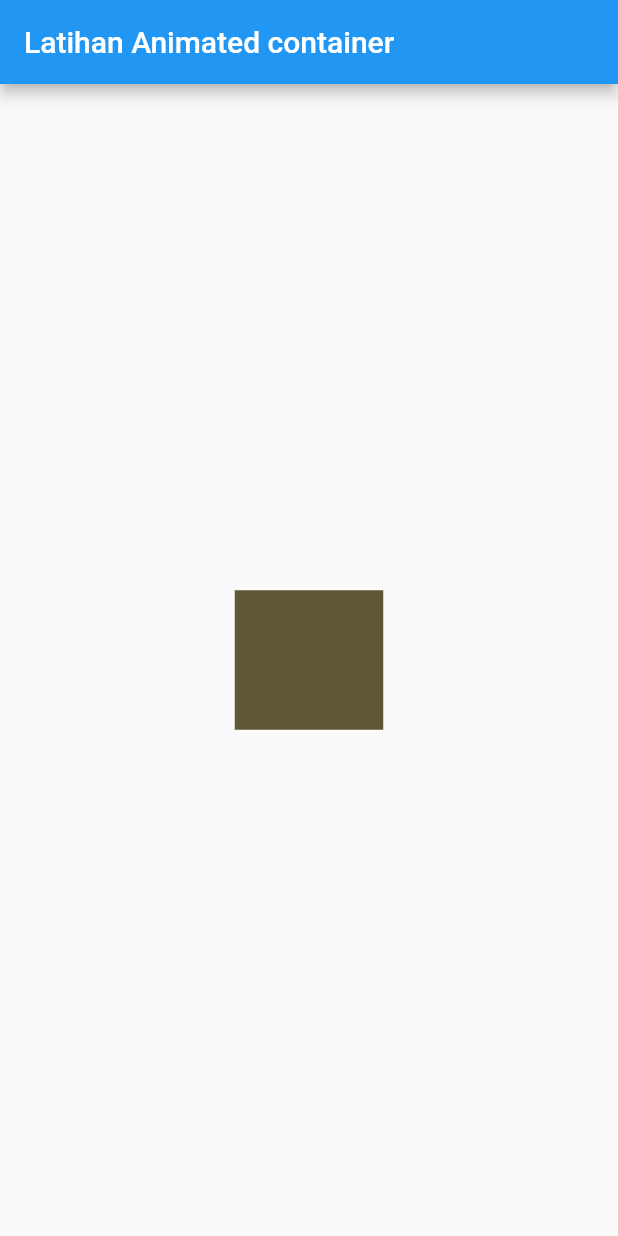
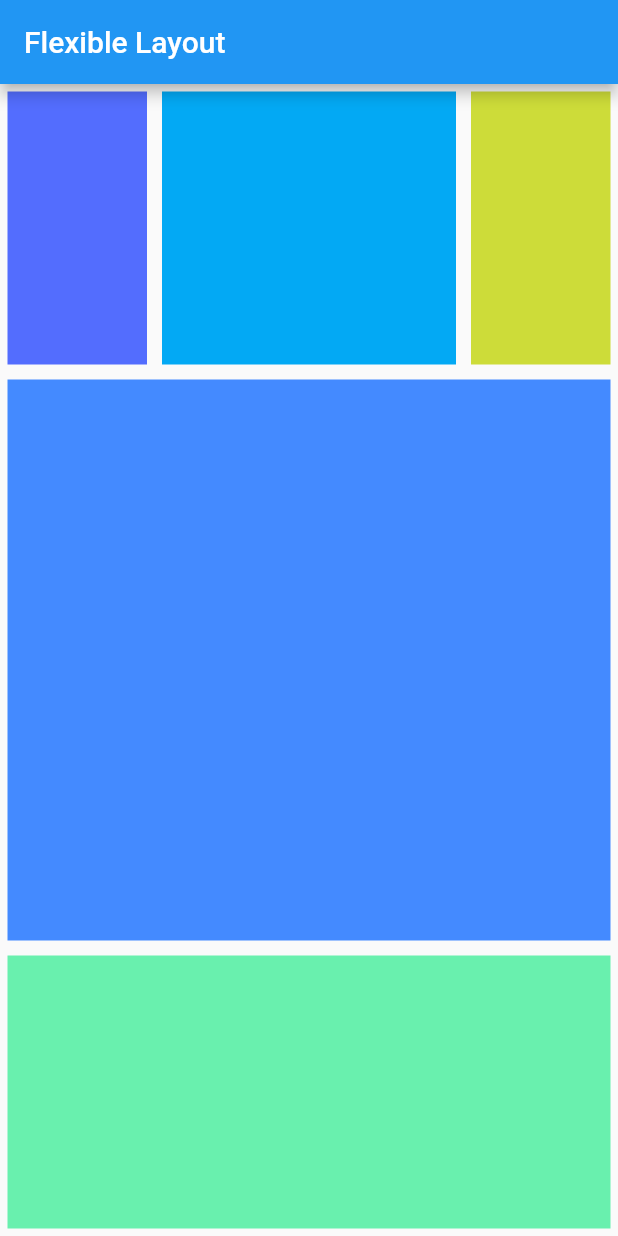
Before and after one commit to nrfitriani/flutter_fundamental, a Flutter app: the screen it shows after launch, on a phone screen of 412 x 824 dp. Run offline on Flutter 3.47's test engine with Material 2 defaults, Android fonts, the phone set to English and light mode, and no system bars.

Commit message:
Flexible Layout

```diff
--- a/lib/main.dart
+++ b/lib/main.dart
@@ -1,4 +1,4 @@
-import 'dart:math';
+
 
 import 'package:flutter/material.dart';
 
@@ -237,7 +237,7 @@ class _MyAppState extends State<MyApp> {
 */
 
 //animated container
-void main() => runApp(MyApp());
+/*void main() => runApp(MyApp());
 
 class MyApp extends StatefulWidget {
   @override
@@ -273,3 +273,65 @@ class _MyAppState extends State<MyApp> {
     );
   }
 }
+
+*/
+
+//Flexible Layout
+void main() => runApp(MyApp());
+
+class MyApp extends StatelessWidget {
+  @override
+  Widget build(BuildContext context) {
+    return MaterialApp(
+      home: Scaffold(
+        appBar: AppBar(title: Text("Flexible Layout")),
+        body: Column(
+          children: <Widget>[
+          Flexible(
+            child: Row(children: <Widget>[
+              Flexible(
+                flex: 1,
+                child: Container(
+                  margin: EdgeInsets.all(5),
+                  color: Colors.indigoAccent
+                ),
+              ),
+              Flexible(
+                flex: 2,
+                child: Container(
+                  margin: EdgeInsets.all(5),
+                  color: Colors.lightBlue
+                ),
+              ),
+              Flexible(
+                flex: 1,
+                child: Container(
+                  margin: EdgeInsets.all(5),
+                  color: Colors.lime
+                ),
+              )
+            ],)
+          ),
+
+          Flexible(
+            flex: 2,
+            child: Container (
+              margin: EdgeInsets.all(5),
+              color: Colors.blueAccent,
+              ),
+            ),
+
+          Flexible(
+            flex: 1,
+            child: Container (
+              margin: EdgeInsets.all(5),
+              color: Colors.greenAccent,
+              ),
+            ),
+
+          ]
+        ),
+      ),
+    );
+  }
+}
```
